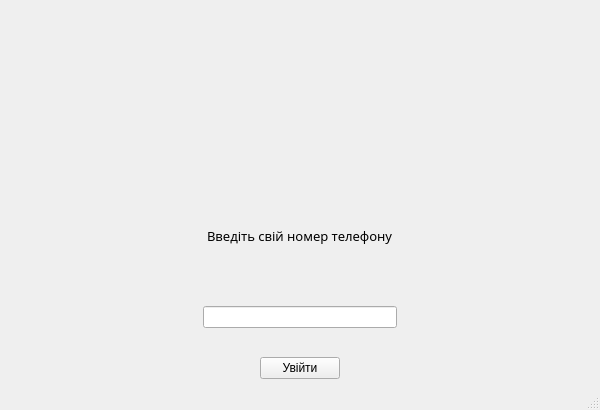
andrii-shchur/TeleCloud, file gui/login.ui: the form before one commit.
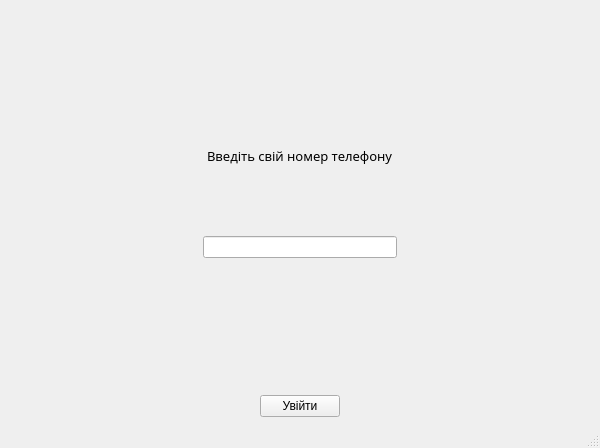
The form after the commit. Icons and pictures are not drawn.

```diff
--- a/gui/login.ui
+++ b/gui/login.ui
@@ -7,7 +7,7 @@
     <x>0</x>
     <y>0</y>
     <width>600</width>
-    <height>410</height>
+    <height>448</height>
    </rect>
   </property>
   <property name="windowTitle">
@@ -62,6 +62,19 @@
       </item>
      </layout>
     </item>
+    <item>
+     <spacer name="verticalSpacer_3">
+      <property name="orientation">
+       <enum>Qt::Vertical</enum>
+      </property>
+      <property name="sizeHint" stdset="0">
+       <size>
+        <width>20</width>
+        <height>40</height>
+       </size>
+      </property>
+     </spacer>
+    </item>
     <item>
      <layout class="QVBoxLayout" name="verticalLayout_2">
       <item>
@@ -111,6 +124,19 @@
         </item>
        </layout>
       </item>
+      <item>
+       <spacer name="verticalSpacer_2">
+        <property name="orientation">
+         <enum>Qt::Vertical</enum>
+        </property>
+        <property name="sizeHint" stdset="0">
+         <size>
+          <width>20</width>
+          <height>40</height>
+         </size>
+        </property>
+       </spacer>
+      </item>
       <item>
        <layout class="QHBoxLayout" name="horizontalLayout_4">
         <property name="spacing">
@@ -174,13 +200,36 @@
       </item>
      </layout>
     </item>
+    <item>
+     <spacer name="verticalSpacer">
+      <property name="orientation">
+       <enum>Qt::Vertical</enum>
+      </property>
+      <property name="sizeHint" stdset="0">
+       <size>
+        <width>20</width>
+        <height>40</height>
+       </size>
+      </property>
+     </spacer>
+    </item>
+    <item>
+     <widget class="QLabel" name="alertLabel">
+      <property name="text">
+       <string/>
+      </property>
+      <property name="alignment">
+       <set>Qt::AlignCenter</set>
+      </property>
+     </widget>
+    </item>
     <item>
      <layout class="QHBoxLayout" name="horizontalLayout_3">
       <property name="spacing">
        <number>7</number>
       </property>
       <property name="topMargin">
-       <number>23</number>
+       <number>0</number>
       </property>
       <item>
        <spacer name="horizontalSpacer_2">
```
